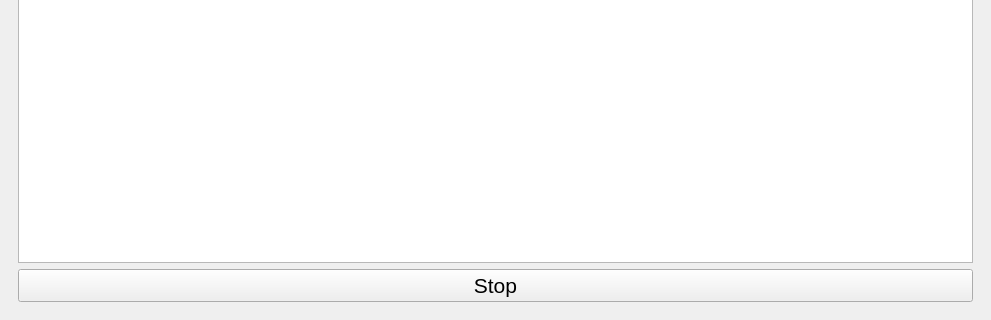
This is Front/form.ui in gabitim/RC_Proiect as Qt 5 draws it before an edit; both pictures show x 0 to 991 and y 358 to 678 of the 991 by 678 pixel window. The edited form follows.
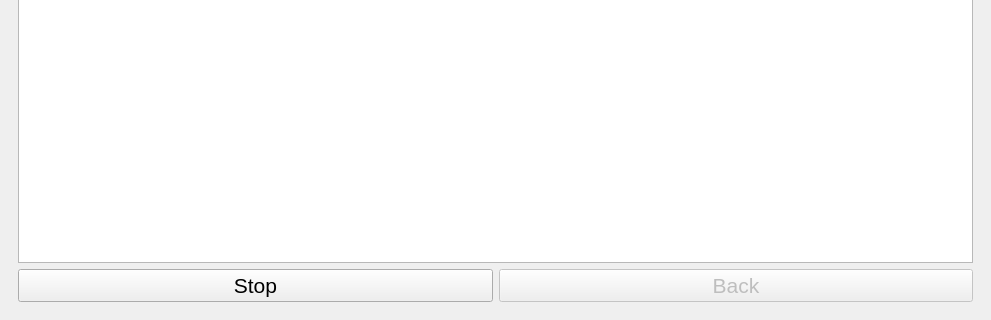
This is the edited form. The open tabs and pages were chosen to show the change. Icons and pictures are not drawn.

Commit message: Add back button to allow log_edit read after finish

Diff of the .ui file:
```diff
--- a/Front/form.ui
+++ b/Front/form.ui
@@ -681,7 +681,20 @@
       </widget>
       <widget class="QWidget" name="log_page">
        <layout class="QGridLayout" name="gridLayout_5">
-        <item row="1" column="0">
+        <item row="0" column="0">
+         <layout class="QGridLayout" name="gridLayout_4">
+          <item row="0" column="0">
+           <widget class="QTextEdit" name="log_text_edit">
+            <property name="font">
+             <font>
+              <pointsize>12</pointsize>
+             </font>
+            </property>
+           </widget>
+          </item>
+          <item row="4" column="0">
+           <layout class="QHBoxLayout" name="horizontalLayout_2">
+            <item>
          <widget class="QPushButton" name="stop_button">
           <property name="font">
            <font>
@@ -693,14 +706,19 @@
           </property>
          </widget>
         </item>
-        <item row="0" column="0">
-         <widget class="QTextEdit" name="log_text_edit">
-          <property name="font">
-           <font>
-            <pointsize>12</pointsize>
-           </font>
-          </property>
-         </widget>
+            <item>
+             <widget class="QPushButton" name="back_button_2">
+              <property name="enabled">
+               <bool>false</bool>
+              </property>
+              <property name="text">
+               <string>Back</string>
+              </property>
+             </widget>
+            </item>
+           </layout>
+          </item>
+         </layout>
         </item>
        </layout>
       </widget>
```
Lines whose indentation alone changed are shown as unchanged. The commit also changes 2 other files.
